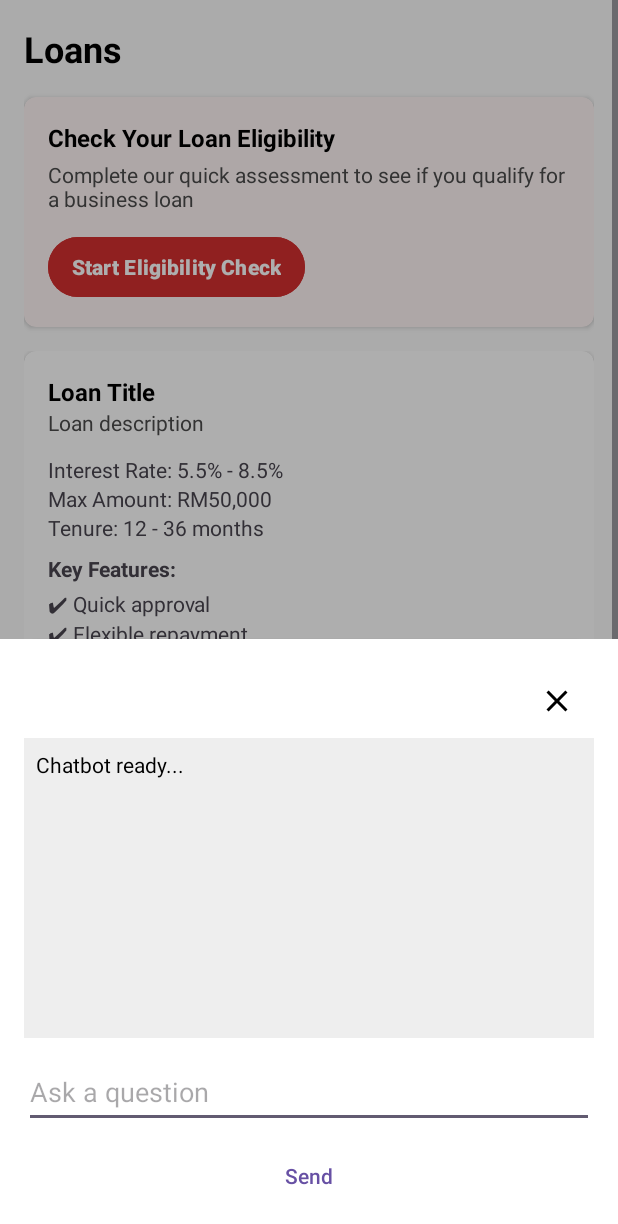
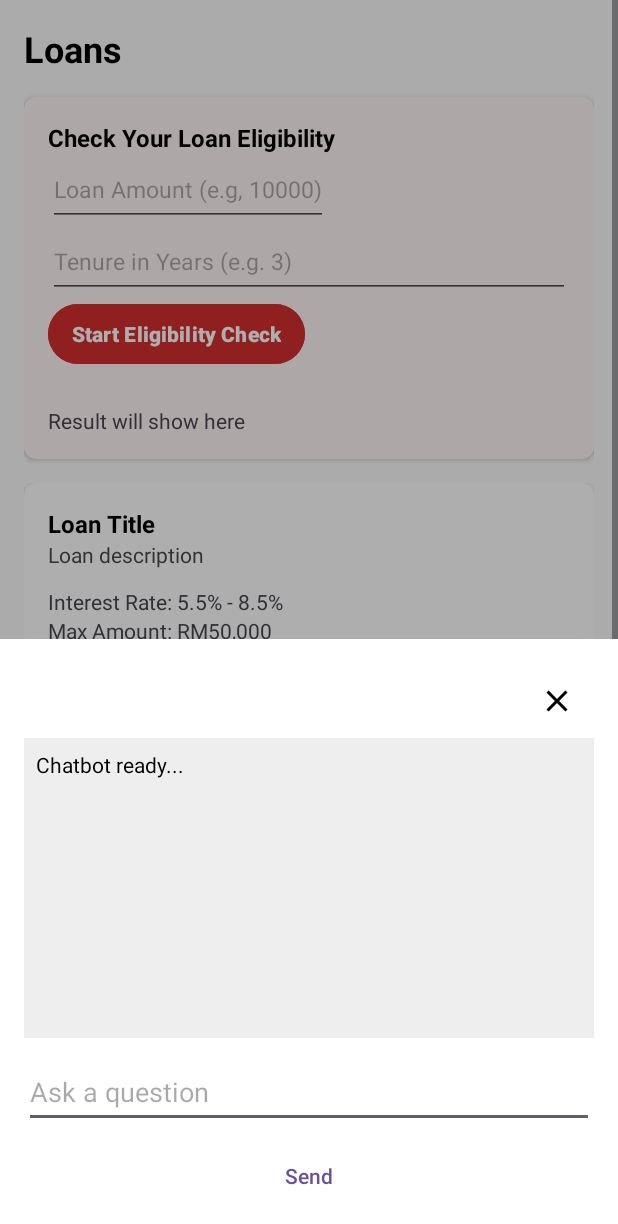
Before and after one commit to liowjiaxin/NiagaNow-Maxins, an Android app: the fragment ChatFragment placed in its activity, item 2 of the bottom bar chosen, on a phone screen of 412 x 824 dp. Shown: the top 1224 px of the screen. Run offline under Robolectric (Android 15) with nearby library versions, the phone set to English and light mode, and no system bars; libraries missing offline, so code that uses them is left out: com.github.mikephil.charting; 8 statements that could not run were skipped.

Commit message:
connect the chatbot ai and the eligibility ai together

```diff
--- a/app/src/main/java/com/example/niaganow/fragments/ChatFragment.kt
+++ b/app/src/main/java/com/example/niaganow/fragments/ChatFragment.kt
@@ -53,7 +53,7 @@ class ChatFragment : BottomSheetDialogFragment() {
         val body = json.toString().toRequestBody("application/json".toMediaTypeOrNull())
 
         val request = Request.Builder()
-            .url("http://10.0.2.2:8000/chat") // Localhost for Android emulator
+            .url("http://10.100.240.9:5000/chat") // Localhost for Android emulator
             .post(body)
             .build()
 
--- a/app/src/main/java/com/example/niaganow/fragments/LoansFragment.kt
+++ b/app/src/main/java/com/example/niaganow/fragments/LoansFragment.kt
@@ -1,20 +1,98 @@
 package com.example.niaganow.fragments
 
 import android.os.Bundle
+import android.util.Log
 import android.view.LayoutInflater
 import android.view.View
 import android.view.ViewGroup
+import android.widget.*
 import androidx.fragment.app.Fragment
 import com.example.niaganow.R
+import okhttp3.*
+import okhttp3.MediaType.Companion.toMediaType
+import okhttp3.RequestBody.Companion.toRequestBody
+import org.json.JSONObject
+import java.io.IOException
 
 class LoansFragment : Fragment() {
+
+    private lateinit var loanAmountInput: EditText
+    private lateinit var tenureInput: EditText
+    private lateinit var resultText: TextView
+    private lateinit var predictButton: Button
+
+    private val client = OkHttpClient()
 
     override fun onCreateView(
         inflater: LayoutInflater, container: ViewGroup?,
         savedInstanceState: Bundle?
     ): View? {
-        // Inflate the layout for this fragment
-        return inflater.inflate(R.layout.loans, container, false)
+        val view = inflater.inflate(R.layout.loans, container, false)
+
+        // Initialise UI components
+        loanAmountInput = view.findViewById(R.id.loan_amount_input)
+        tenureInput = view.findViewById(R.id.tenure_input)
+        resultText = view.findViewById(R.id.result_text)
+        predictButton = view.findViewById(R.id.predict_button)
+
+        predictButton.setOnClickListener {
+            val loanAmountStr = loanAmountInput.text.toString()
+            val tenureStr = tenureInput.text.toString()
+
+            if (loanAmountStr.isEmpty() || tenureStr.isEmpty()) {
+                Toast.makeText(requireContext(), "Please enter all fields", Toast.LENGTH_SHORT).show()
+                return@setOnClickListener
+            }
+
+            val loanAmount = loanAmountStr.toInt()
+            val tenure = tenureStr.toDouble()
+
+            sendLoanDataToApi(loanAmount, tenure)
+        }
+
+        return view
     }
 
+    private fun sendLoanDataToApi(loanAmount: Int, tenureYears: Double) {
+        val url = "http://10.100.240.9:5000/predict_provider"
+
+
+
+        val json = JSONObject().apply {
+            put("loan_amount", loanAmount)
+            put("tenure_years", tenureYears)
+        }
+
+        val mediaType = "application/json; charset=utf-8".toMediaType()
+        val body = json.toString().toRequestBody(mediaType)
+
+        val request = Request.Builder()
+            .url(url)
+            .post(body)
+            .build()
+
+        client.newCall(request).enqueue(object : Callback {
+            override fun onFailure(call: Call, e: IOException) {
+                activity?.runOnUiThread {
+                    resultText.text = "API call failed: ${e.message}"
+                }
+            }
+
+            override fun onResponse(call: Call, response: Response) {
+                response.body?.string()?.let { responseBody ->
+                    try {
+                        val jsonResponse = JSONObject(responseBody)
+                        val provider = jsonResponse.getString("provider")
+                        activity?.runOnUiThread {
+                            resultText.text = "Recommended Provider: $provider"
+                        }
+                    } catch (e: Exception) {
+                        activity?.runOnUiThread {
+                            resultText.text = "Unexpected response"
+                        }
+                    }
+                }
+            }
+        })
+    }
 }
--- a/app/src/main/res/layout/loans.xml
+++ b/app/src/main/res/layout/loans.xml
@@ -46,18 +46,25 @@
                     android:textSize="16sp"
                     android:drawablePadding="8dp"
                     android:tint="#D32F2F"
-                 />
+                    />
 
-                <TextView
+                <EditText
+                    android:id="@+id/loan_amount_input"
                     android:layout_width="wrap_content"
-                    android:layout_height="wrap_content"
-                    android:text="@string/complete_our_quick_assessment_to_see_if_you_qualify_for_a_business_loan"
-                    android:textColor="#4A4A4A"
-                    android:textSize="14sp"
-                    android:layout_marginTop="4dp"
-                    android:layout_marginBottom="12dp" />
+                    android:layout_height="48dp"
+                    android:inputType="numberDecimal"
+                    android:hint="Loan Amount (e.g, 10000)"
+                    android:textSize="15sp"/>
+
+                <EditText
+                    android:id="@+id/tenure_input"
+                    android:layout_width="match_parent"
+                    android:layout_height="48dp"
+                    android:hint="Tenure in Years (e.g. 3)"
+                    android:textSize="15sp"/>
 
                 <Button
+                    android:id="@+id/predict_button"
                     android:layout_width="wrap_content"
                     android:layout_height="wrap_content"
                     android:text="@string/start_eligibility_check"
@@ -66,6 +73,13 @@
                     android:backgroundTint="#D32F2F"
                     android:paddingHorizontal="16dp"
                     android:paddingVertical="8dp" />
+
+                <TextView
+                    android:id="@+id/result_text"
+                    android:text="Result will show here"
+                    android:layout_width="wrap_content"
+                    android:layout_height="wrap_content"
+                    android:paddingTop="24dp"/>
             </LinearLayout>
         </androidx.cardview.widget.CardView>
 
--- a/app/src/main/res/xml/network_security_config.xml
+++ b/app/src/main/res/xml/network_security_config.xml
@@ -2,5 +2,6 @@
 <network-security-config>
     <domain-config cleartextTrafficPermitted="true">
         <domain includeSubdomains="true">10.0.2.2</domain>
+        <domain includeSubdomains="false">10.100.240.9</domain>
     </domain-config>
 </network-security-config>
--- a/build.gradle.kts
+++ b/build.gradle.kts
@@ -2,4 +2,5 @@
 plugins {
     alias(libs.plugins.android.application) apply false
     alias(libs.plugins.kotlin.android) apply false
+
 }
```
Also changed, not shown: gradle/libs.versions.toml (+12 -0 lines), 1 other file.
